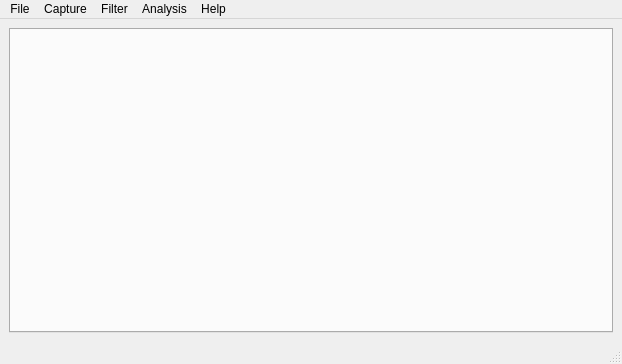
jatin3893/NetCaPy, file NetworkCapture/ui/MainWindow.ui: the form before one commit.
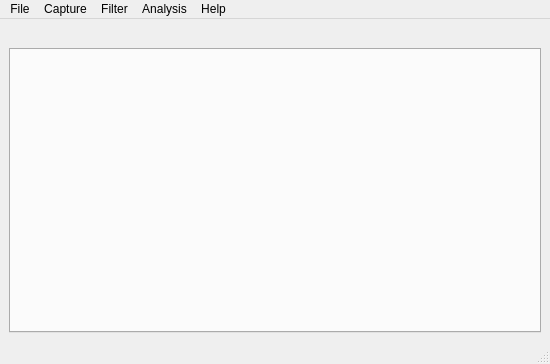
The form after the commit.

Commit message: Improve mainwindow interface

What changed in the file:
```diff
--- a/NetworkCapture/ui/MainWindow.ui
+++ b/NetworkCapture/ui/MainWindow.ui
@@ -6,7 +6,7 @@
    <rect>
     <x>0</x>
     <y>0</y>
-    <width>622</width>
+    <width>550</width>
     <height>364</height>
    </rect>
   </property>
@@ -16,7 +16,7 @@
   <widget class="QWidget" name="centralwidget">
    <layout class="QVBoxLayout" name="verticalLayout_2">
     <item>
-     <layout class="QVBoxLayout" name="verticalLayout_3">
+     <layout class="QHBoxLayout" name="horizontalLayout_2">
       <item>
        <layout class="QHBoxLayout" name="toolBarCapture"/>
       </item>
@@ -33,6 +33,22 @@
         </property>
        </layout>
       </item>
+      <item>
+       <spacer name="horizontalSpacer">
+        <property name="orientation">
+         <enum>Qt::Horizontal</enum>
+        </property>
+        <property name="sizeHint" stdset="0">
+         <size>
+          <width>40</width>
+          <height>20</height>
+         </size>
+        </property>
+       </spacer>
+      </item>
+      <item>
+       <layout class="QHBoxLayout" name="toolBarAnalysis"/>
+      </item>
      </layout>
     </item>
     <item>
@@ -69,7 +85,7 @@
     <rect>
      <x>0</x>
      <y>0</y>
-     <width>622</width>
+     <width>550</width>
      <height>25</height>
     </rect>
    </property>
```
Left out of the diff: 3 changed lines with no effect on the pictures. The commit also changes 2 other files.
